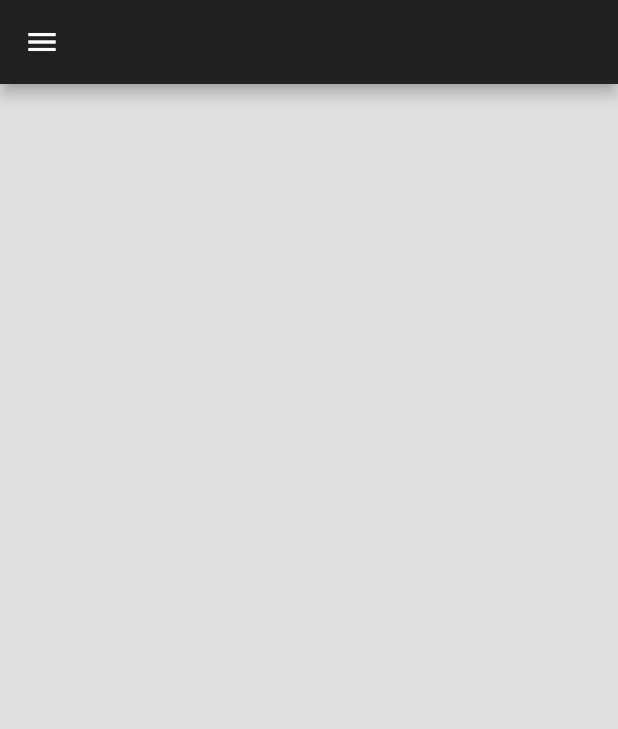
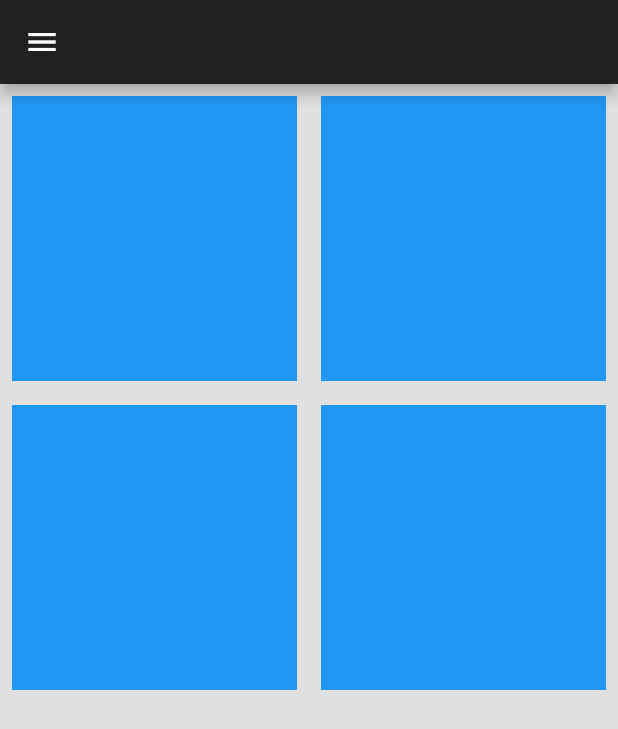
Before and after one commit to paxFortuna/UI-Responsive-Dashboard, a Flutter app: the screen it shows after launch, on a phone screen of 412 x 824 dp. Shown: the top 729 px of the screen. Run offline on Flutter 3.47's test engine with Material 2 defaults, Android fonts, the phone set to English and light mode, and no system bars.

Commit message:
feat: mobile_body body

```diff
--- a/lib/responsive/mobile_body.dart
+++ b/lib/responsive/mobile_body.dart
@@ -10,6 +10,32 @@ class MobileScaffold extends StatelessWidget {
       appBar: myAppBar,
       backgroundColor: myDefaultBackground,
       drawer: myDrawer,
+      body: Column(
+        children: [
+          // 4 box on the top
+          AspectRatio(
+            aspectRatio: 1,
+            child: SizedBox(
+              // gridview: constraints by width
+              width: double.infinity,
+              child: GridView.builder(
+                gridDelegate:
+                    SliverGridDelegateWithFixedCrossAxisCount(crossAxisCount: 2),
+                itemCount: 4,
+                itemBuilder: (context, index) {
+                  return Padding(
+                    padding: const EdgeInsets.all(8.0),
+                    // padding으로 덮어 씌워져야 간격이 나타남
+                    child: Container(
+                      color: Colors.blue,
+                    ),
+                  );
+                },
+              ),
+            ),
+          )
+        ],
+      ),
     );
   }
 }
```
